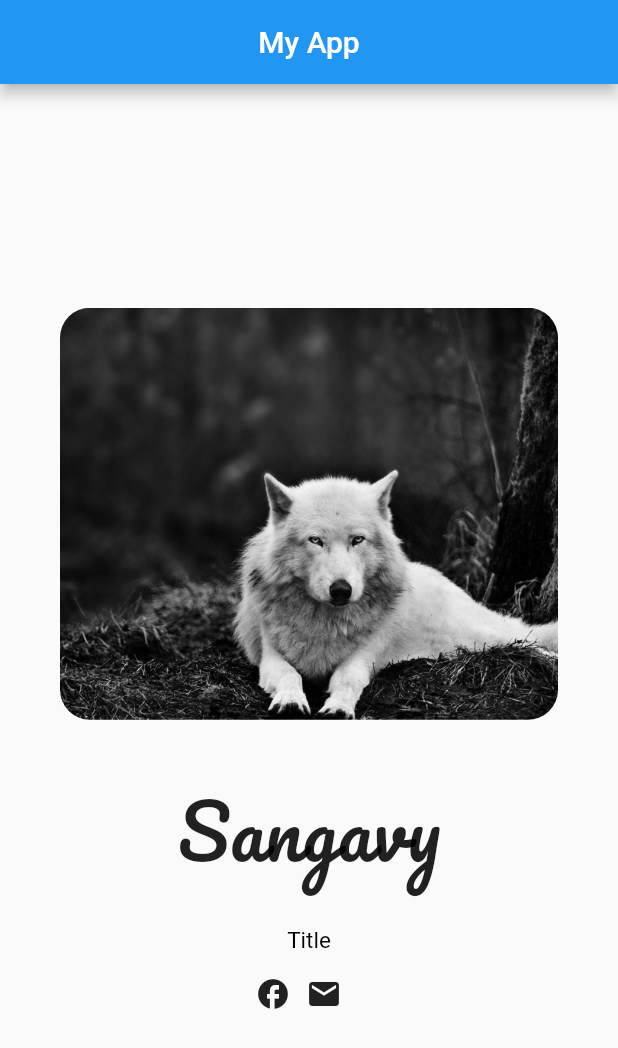
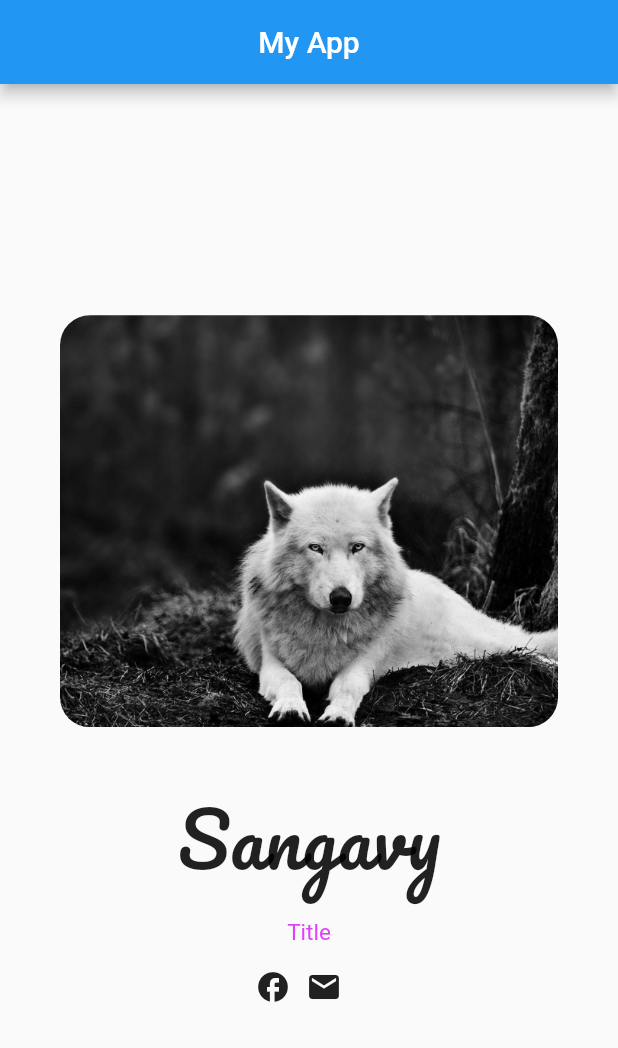
Before and after one commit to Januyan17/practise, a Flutter app: the screen it shows after launch, on a phone screen of 412 x 824 dp. Shown: the top 1048 px of the screen. Run offline on Flutter 3.47's test engine with Material 2 defaults, Android fonts, the phone set to English and light mode, and no system bars; our stand-ins replace google_fonts; Roboto replaces fonts that are missing (Shizuru).

Commit message:
title updated

```diff
--- a/lib/practise.dart
+++ b/lib/practise.dart
@@ -45,13 +45,13 @@ class Profile extends StatelessWidget {
                         textStyle: TextStyle(fontSize: 50.0)),
                   ),
                   const SizedBox(
-                    height: 20,
+                    height: 10,
                   ),
                   const Text(
                     "Title",
                     textAlign: TextAlign.center,
                     style: TextStyle(
-                        color: Colors.black,
+                        color: Colors.purpleAccent,
                         fontSize: 15,
                         fontFamily: 'Shizuru'),
                   ),
```
